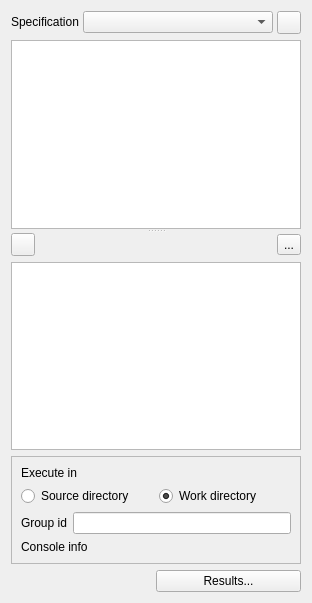
Qt form spine_items/tool/ui/tool_properties.ui (spine-tools/spine-items) before a commit.
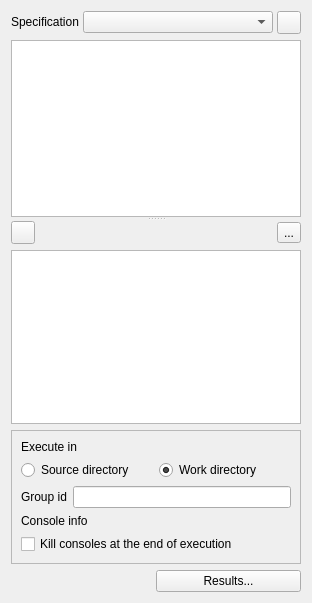
The same form after that commit. Icons and pictures are not drawn. Custom widgets are drawn as their Qt base class.

Commit message:
Add option to Tool to kill executed console processes
Tool project item now has an option that, when set, kills persistent
console processes after execution is finished.

Re spine-tools/Spine-Toolbox#1586

```diff
--- a/spine_items/tool/ui/tool_properties.ui
+++ b/spine_items/tool/ui/tool_properties.ui
@@ -256,6 +256,16 @@
         </property>
        </widget>
       </item>
+      <item>
+       <widget class="QCheckBox" name="kill_consoles_check_box">
+        <property name="toolTip">
+         <string>If checked, console processes will be killed automatically after execution finishes freeing memory and other resources.</string>
+        </property>
+        <property name="text">
+         <string>Kill consoles at the end of execution</string>
+        </property>
+       </widget>
+      </item>
      </layout>
     </widget>
    </item>
```
The commit also changes 8 other files.
